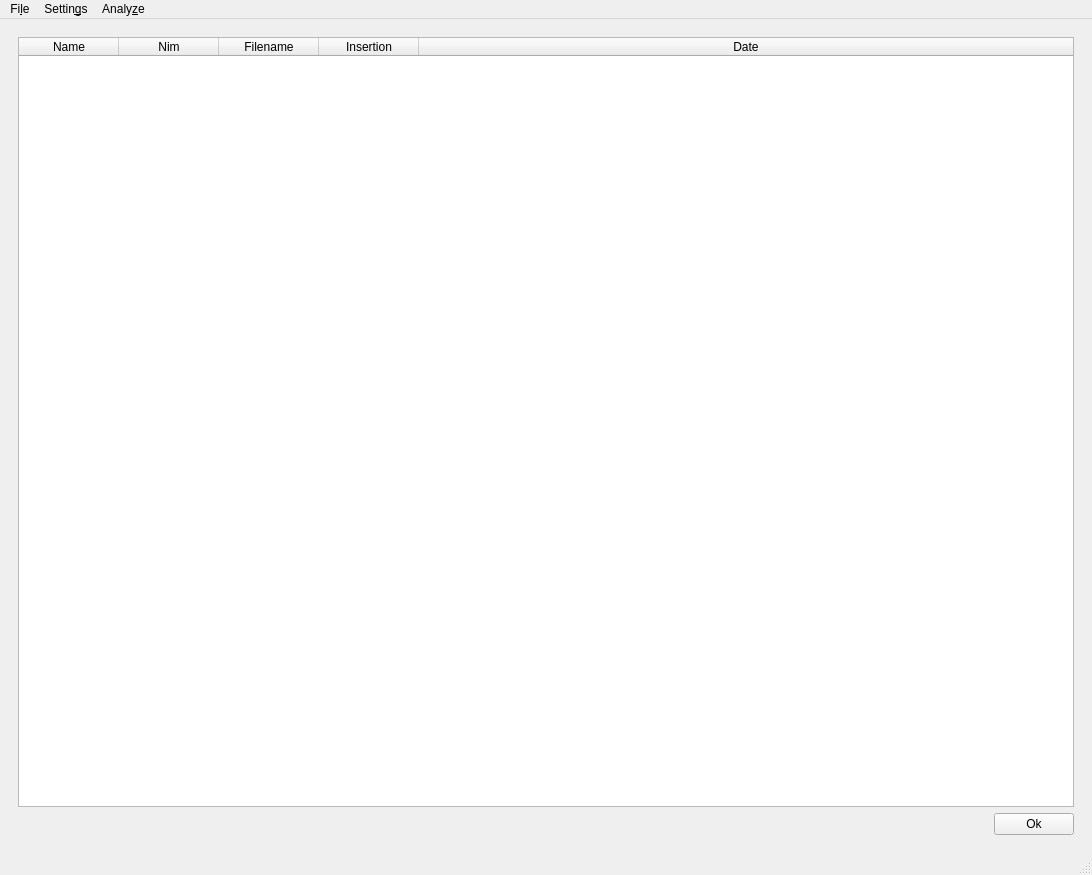
Before: the Qt Designer form lupv/Resources/ui/main_window.ui in azzamsa/lupv, drawn with Qt 5.
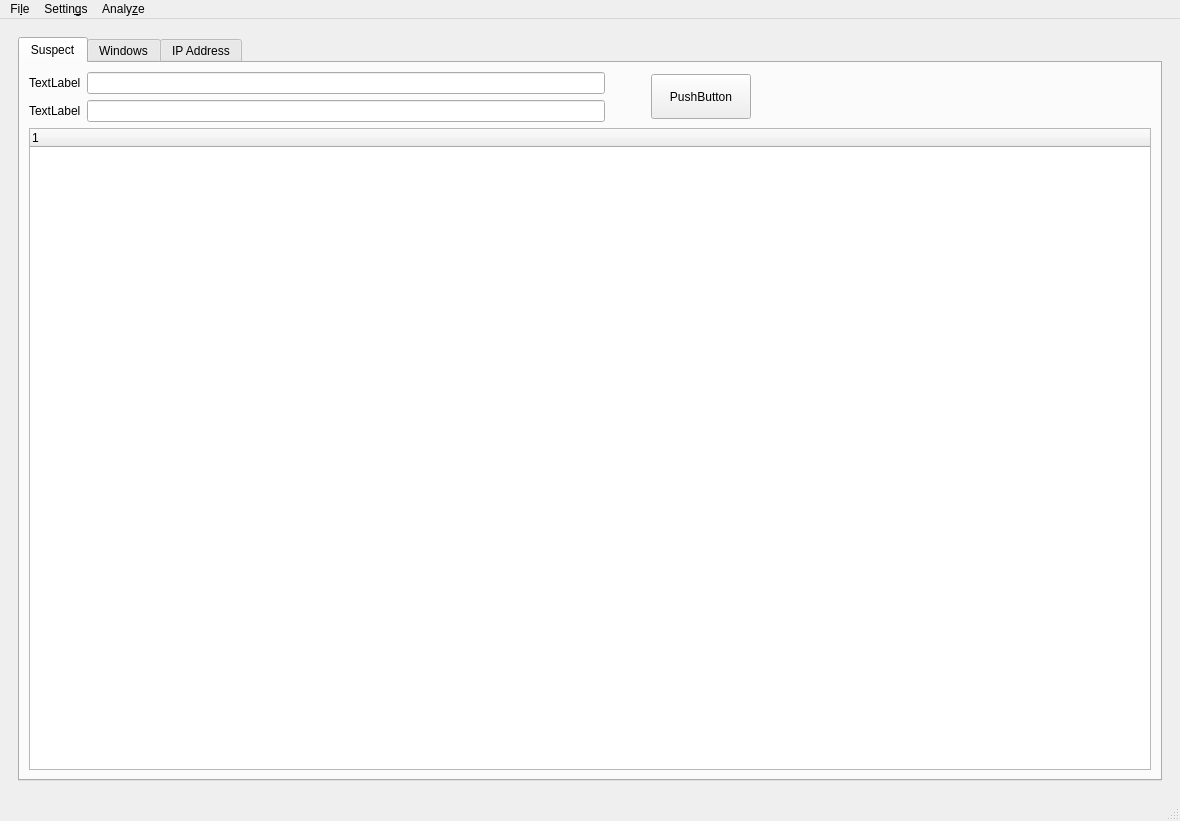
After: the same form once the commit is applied. The open tabs and pages were chosen to show the change.

Commit message: Refactor main_view to match new sidebar layout

```diff
--- a/lupv/Resources/ui/main_window.ui
+++ b/lupv/Resources/ui/main_window.ui
@@ -6,8 +6,8 @@
    <rect>
     <x>0</x>
     <y>0</y>
-    <width>1092</width>
-    <height>875</height>
+    <width>1180</width>
+    <height>821</height>
    </rect>
   </property>
   <property name="windowTitle">
@@ -261,61 +261,198 @@
       <widget class="QWidget" name="page_3">
        <layout class="QVBoxLayout" name="verticalLayout_3">
         <item>
-         <widget class="QTableWidget" name="suspect_table">
-          <attribute name="horizontalHeaderStretchLastSection">
-           <bool>true</bool>
-          </attribute>
-          <column>
-           <property name="text">
-            <string>Name</string>
-           </property>
-          </column>
-          <column>
-           <property name="text">
-            <string>Nim</string>
-           </property>
-          </column>
-          <column>
-           <property name="text">
-            <string>Filename</string>
-           </property>
-          </column>
-          <column>
-           <property name="text">
-            <string>Insertion</string>
-           </property>
-          </column>
-          <column>
-           <property name="text">
-            <string>Date</string>
-           </property>
-          </column>
+         <widget class="QTabWidget" name="tabWidget">
+          <property name="currentIndex">
+           <number>2</number>
+          </property>
+          <widget class="QWidget" name="tab">
+           <attribute name="title">
+            <string>Suspect</string>
+           </attribute>
+           <layout class="QVBoxLayout" name="verticalLayout_6">
+            <item>
+             <layout class="QHBoxLayout" name="horizontalLayout_3">
+              <item>
+               <layout class="QHBoxLayout" name="horizontalLayout_4">
+                <item>
+                 <layout class="QVBoxLayout" name="verticalLayout_4">
+                  <item>
+                   <widget class="QLabel" name="label">
+                    <property name="text">
+                     <string>TextLabel</string>
+                    </property>
+                   </widget>
+                  </item>
+                  <item>
+                   <widget class="QLabel" name="label_2">
+                    <property name="text">
+                     <string>TextLabel</string>
+                    </property>
+                   </widget>
+                  </item>
+                 </layout>
+                </item>
+                <item>
+                 <layout class="QVBoxLayout" name="verticalLayout_5">
+                  <item>
+                   <widget class="QLineEdit" name="lineEdit_2"/>
+                  </item>
+                  <item>
+                   <widget class="QLineEdit" name="lineEdit"/>
+                  </item>
+                 </layout>
+                </item>
+               </layout>
+              </item>
+              <item>
+               <spacer name="horizontalSpacer_3">
+                <property name="orientation">
+                 <enum>Qt::Horizontal</enum>
+                </property>
+                <property name="sizeType">
+                 <enum>QSizePolicy::Preferred</enum>
+                </property>
+                <property name="sizeHint" stdset="0">
+                 <size>
+                  <width>40</width>
+                  <height>20</height>
+                 </size>
+                </property>
+               </spacer>
+              </item>
+              <item>
+               <widget class="QPushButton" name="pushButton">
+                <property name="minimumSize">
+                 <size>
+                  <width>100</width>
+                  <height>45</height>
+                 </size>
+                </property>
+                <property name="text">
+                 <string>PushButton</string>
+                </property>
+               </widget>
+              </item>
+              <item>
+               <spacer name="horizontalSpacer_2">
+                <property name="orientation">
+                 <enum>Qt::Horizontal</enum>
+                </property>
+                <property name="sizeType">
+                 <enum>QSizePolicy::Preferred</enum>
+                </property>
+                <property name="sizeHint" stdset="0">
+                 <size>
+                  <width>400</width>
+                  <height>20</height>
+                 </size>
+                </property>
+               </spacer>
+              </item>
+             </layout>
+            </item>
+            <item>
+             <widget class="QTreeWidget" name="treeWidget">
+              <column>
+               <property name="text">
+                <string notr="true">1</string>
+               </property>
+              </column>
+             </widget>
+            </item>
+           </layout>
+          </widget>
+          <widget class="QWidget" name="tab_2">
+           <attribute name="title">
+            <string>Windows</string>
+           </attribute>
+           <layout class="QVBoxLayout" name="verticalLayout_8">
+            <item>
+             <layout class="QHBoxLayout" name="horizontalLayout_5">
+              <item>
+               <widget class="QLabel" name="label_3">
+                <property name="text">
+                 <string>TextLabel</string>
+                </property>
+               </widget>
+              </item>
+              <item>
+               <widget class="QLineEdit" name="lineEdit_3"/>
+              </item>
+              <item>
+               <spacer name="horizontalSpacer_4">
+                <property name="orientation">
+                 <enum>Qt::Horizontal</enum>
+                </property>
+                <property name="sizeType">
+                 <enum>QSizePolicy::Preferred</enum>
+                </property>
+                <property name="sizeHint" stdset="0">
+                 <size>
+                  <width>40</width>
+                  <height>20</height>
+                 </size>
+                </property>
+               </spacer>
+              </item>
+              <item>
+               <widget class="QPushButton" name="pushButton_3">
+                <property name="text">
+                 <string>PushButton</string>
+                </property>
+               </widget>
+              </item>
+              <item>
+               <spacer name="horizontalSpacer_5">
+                <property name="orientation">
+                 <enum>Qt::Horizontal</enum>
+                </property>
+                <property name="sizeHint" stdset="0">
+                 <size>
+                  <width>40</width>
+                  <height>20</height>
+                 </size>
+                </property>
+               </spacer>
+              </item>
+             </layout>
+            </item>
+            <item>
+             <widget class="QTreeWidget" name="treeWidget_3">
+              <column>
+               <property name="text">
+                <string notr="true">1</string>
+               </property>
+              </column>
+             </widget>
+            </item>
+           </layout>
+          </widget>
+          <widget class="QWidget" name="tab_3">
+           <attribute name="title">
+            <string>IP Address</string>
+           </attribute>
+           <layout class="QVBoxLayout" name="verticalLayout_7">
+            <item>
+             <widget class="QPushButton" name="pushButton_2">
+              <property name="text">
+               <string>PushButton</string>
+              </property>
+             </widget>
+            </item>
+            <item>
+             <widget class="QTreeWidget" name="treeWidget_2">
+              <column>
+               <property name="text">
+                <string notr="true">1</string>
+               </property>
+              </column>
+             </widget>
+            </item>
+           </layout>
+          </widget>
          </widget>
         </item>
-        <item>
-         <layout class="QHBoxLayout" name="horizontalLayout_3">
-          <item>
-           <spacer name="horizontalSpacer_2">
-            <property name="orientation">
-             <enum>Qt::Horizontal</enum>
-            </property>
-            <property name="sizeHint" stdset="0">
-             <size>
-              <width>40</width>
-              <height>20</height>
-             </size>
-            </property>
-           </spacer>
-          </item>
-          <item>
-           <widget class="QPushButton" name="to_mainview_btn2">
-            <property name="text">
-             <string>Ok</string>
-            </property>
-           </widget>
-          </item>
-         </layout>
-        </item>
        </layout>
       </widget>
      </widget>
@@ -327,7 +464,7 @@
     <rect>
      <x>0</x>
      <y>0</y>
-     <width>1092</width>
+     <width>1180</width>
      <height>19</height>
     </rect>
    </property>
```
The commit also changes 2 other files.
